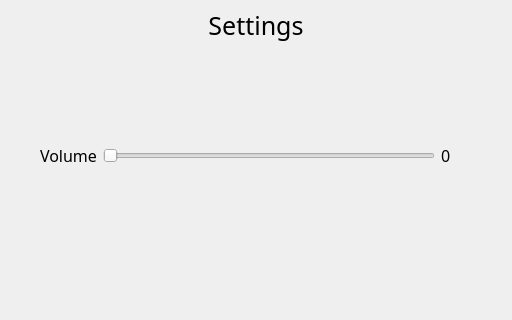
This is SettingWindow.ui in 1ncrd/Farm as Qt 5 draws it before an edit; both pictures show x 0 to 512 and y 0 to 320 of the 512 by 576 pixel window. The edited form follows.
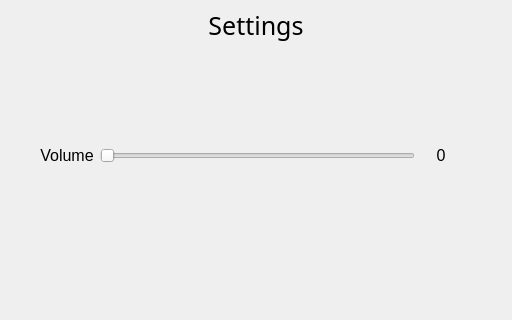
This is the edited form.

The edit to the form file:
```diff
--- a/SettingWindow.ui
+++ b/SettingWindow.ui
@@ -28,13 +28,15 @@
       <widget class="QLabel" name="label_volume">
        <property name="font">
         <font>
-         <family>Minecraft</family>
          <pointsize>12</pointsize>
         </font>
        </property>
        <property name="text">
         <string>Volume</string>
        </property>
+       <property name="alignment">
+        <set>Qt::AlignCenter</set>
+       </property>
       </widget>
      </item>
      <item row="0" column="1">
@@ -53,19 +55,21 @@
       <widget class="QLabel" name="label_volume_value">
        <property name="minimumSize">
         <size>
-         <width>20</width>
+         <width>40</width>
          <height>0</height>
         </size>
        </property>
        <property name="font">
         <font>
-         <family>Minecraft</family>
          <pointsize>12</pointsize>
         </font>
        </property>
        <property name="text">
         <string>0</string>
        </property>
+       <property name="alignment">
+        <set>Qt::AlignCenter</set>
+       </property>
       </widget>
      </item>
     </layout>
```
Left out of the diff: 6 changed lines with no effect on the pictures.
